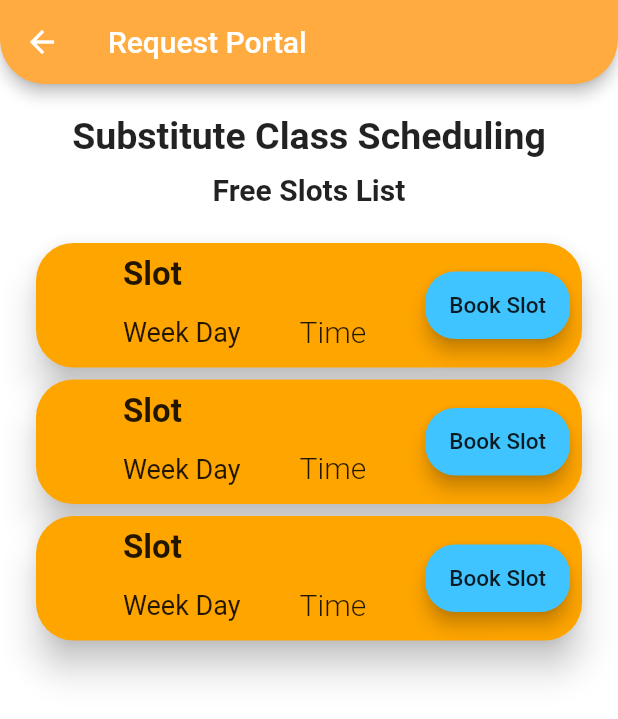
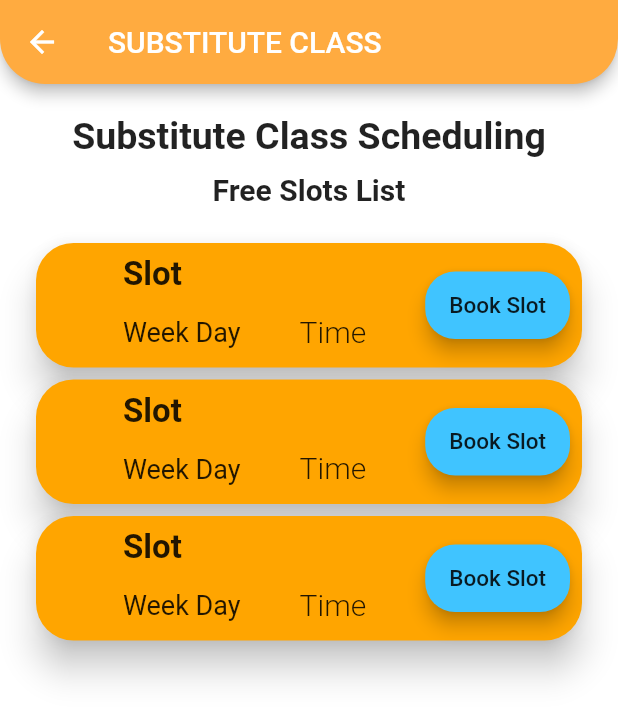
Before and after one commit to Rithiv-R/schedular, a Flutter app: the SubClass2 screen opened directly, on a phone screen of 412 x 824 dp. Shown: the top 719 px of the screen. Run offline on Flutter 3.47's test engine with Material 2 defaults, Android fonts, the light colour scheme and no system bars; our stand-ins replace cloud_firestore, firebase_auth, firebase_core, share; accounts and stored records are empty; network calls fail.

Commit message:
added module

```diff
--- a/lib/displaylist/theorysame.dart
+++ b/lib/displaylist/theorysame.dart
@@ -44,7 +44,7 @@ class _Same_Fac_TheoryState extends State<Same_Fac_Theory> {
                 bottomLeft: Radius.circular(30),
                 bottomRight: Radius.circular(30)),
           ),
-          title: Text('LAB FREE FACULTIES'),
+          title: Text('THEORY FREE FACULTIES'),
         ),
         body: (final_list.length == 0)
             ? Container(
--- a/lib/extra class/extra1.dart
+++ b/lib/extra class/extra1.dart
@@ -28,7 +28,7 @@ class _Extra1State extends State<Extra1> {
               bottomLeft: Radius.circular(30),
               bottomRight: Radius.circular(30)),
         ),
-        title: Text('Request Portal'),
+        title: Text('EXTRA CLASS'),
       ),
       body: Container(
           child: Column(
--- a/lib/substitute class.dart/sClass2.dart
+++ b/lib/substitute class.dart/sClass2.dart
@@ -29,7 +29,7 @@ class _SubClass2State extends State<SubClass2> {
               bottomLeft: Radius.circular(30),
               bottomRight: Radius.circular(30)),
         ),
-        title: Text('Request Portal'),
+        title: Text('SUBSTITUTE CLASS'),
       ),
       body: Container(
           child: Column(
```
